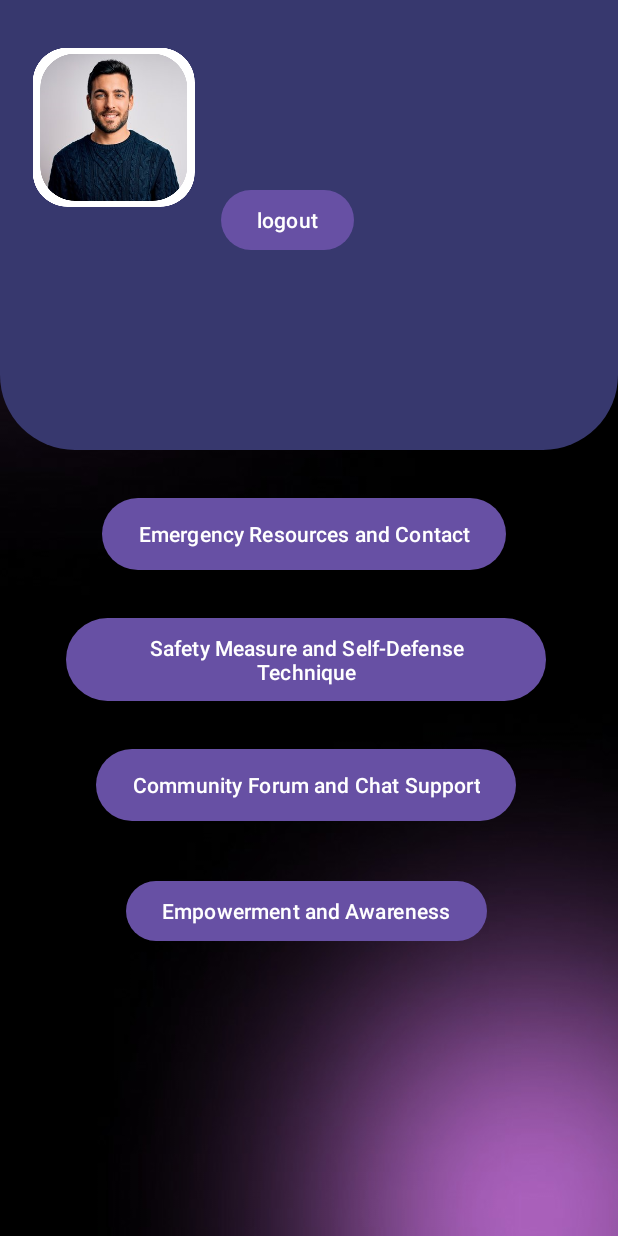
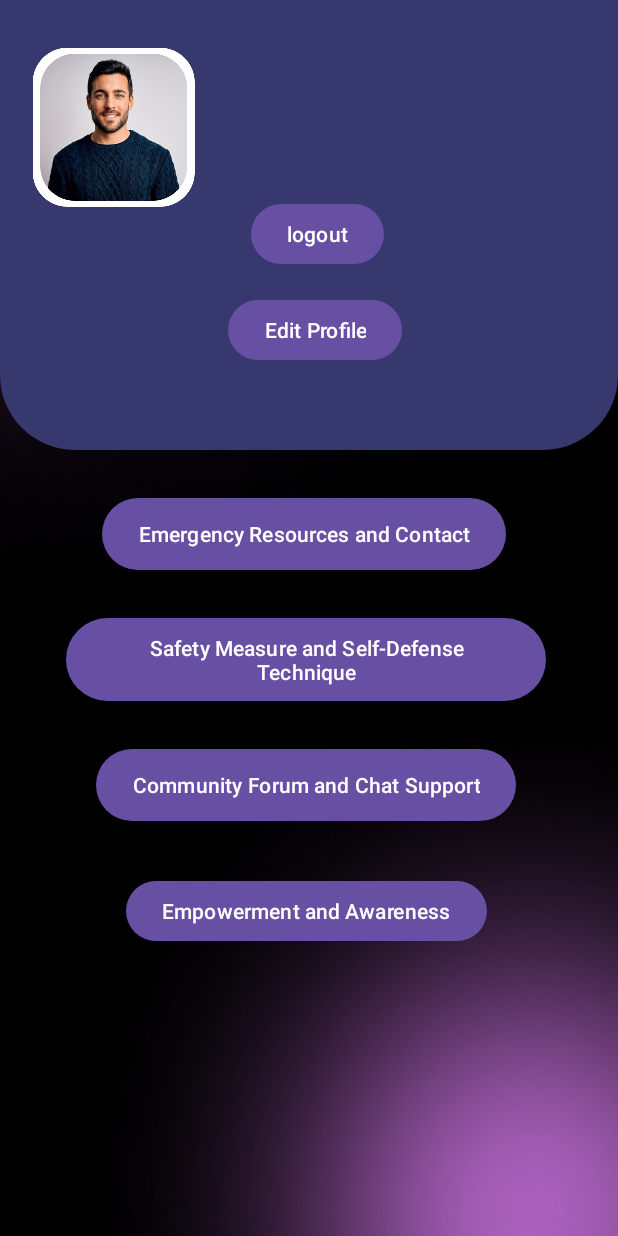
Before and after one commit to zikriaiman/FinalHavenus, an Android app: the MainActivity screen opened directly, with no data from a screen before it, on a phone screen of 412 x 824 dp. Run offline under Robolectric (Android 15) with nearby library versions, the phone set to English and light mode, and no system bars; our stand-ins replace Firebase (no records; nobody signed in at launch, a user with empty details on screens opened directly); 3 statements that could not run were skipped.

Commit message:
adding set up profile feature

```diff
--- a/app/src/main/AndroidManifest.xml
+++ b/app/src/main/AndroidManifest.xml
@@ -88,6 +88,9 @@
         <activity
             android:name="emergency.ContactActivity"
             android:exported="false"/>
+        <activity
+            android:name=".registration.editActivity"
+            android:exported="true"/>
 
         <meta-data
             android:name="preloaded_fonts"
--- a/app/src/main/java/com/example/finalhavenus/registration/MainActivity.java
+++ b/app/src/main/java/com/example/finalhavenus/registration/MainActivity.java
@@ -28,9 +28,9 @@ import safety.Module2Fragment;
 public class MainActivity extends AppCompatActivity {
 
     FirebaseAuth auth;
-    String name, email;
-    Button button, bm1, bm2, bm3, bm4;
-    TextView textEmail, textName;
+    String name, email, birthday, number;
+    Button button, bm1, bm2, bm3, bm4, edit;
+    TextView textEmail, textName, textBirthday, textNumber;
     FirebaseUser user;
     FirebaseDatabase db;
     DatabaseReference ref;
@@ -84,7 +84,6 @@ public class MainActivity extends AppCompatActivity {
                 FirebaseAuth.getInstance().signOut();
                 Intent intent = new Intent(getApplicationContext(), Login.class);
                 startActivity(intent);
-                finish();
             }
         });
 
@@ -139,5 +138,13 @@ public class MainActivity extends AppCompatActivity {
                 fragmentTransaction.commit();
             }
         });
+
+        edit.setOnClickListener(new View.OnClickListener() {
+            @Override
+            public void onClick(View v) {
+                Intent intent = new Intent(getApplicationContext(), editActivity.class);
+                startActivity(intent);
+            }
+        });
     }
 }
--- a/app/src/main/res/layout/activity_main.xml
+++ b/app/src/main/res/layout/activity_main.xml
@@ -46,26 +46,62 @@
                 app:layout_constraintStart_toStartOf="@+id/imageView7"
                 app:layout_constraintTop_toBottomOf="@+id/imageView7" />
 
-            <TextView
-                android:id="@+id/user_email"
+
+
+            <LinearLayout
+                android:id="@+id/linearLayout2"
+                android:layout_width="250dp"
+                android:layout_height="100dp"
+                android:layout_marginTop="32dp"
+                app:layout_constraintEnd_toEndOf="parent"
+                android:orientation="vertical"
+                app:layout_constraintStart_toEndOf="@+id/imageView7"
+                app:layout_constraintTop_toTopOf="parent">
+
+                <TextView
+                    android:id="@+id/user_email"
+                    android:layout_width="wrap_content"
+                    android:layout_height="wrap_content"
+                    android:layout_marginStart="32dp"
+                    android:textColor="@color/white" />
+
+                <TextView
+                    android:id="@+id/user_birthday"
+                    android:layout_width="wrap_content"
+                    android:layout_height="wrap_content"
+                    android:layout_marginStart="32dp"
+                    android:layout_marginTop="8dp"
+                    android:textColor="@color/white" />
+
+                <TextView
+                    android:id="@+id/user_number"
+                    android:layout_width="wrap_content"
+                    android:layout_height="wrap_content"
+                    android:layout_marginStart="32dp"
+                    android:layout_marginTop="8dp"
+                    android:textColor="@color/white" />
+
+            </LinearLayout>
+
+            <Button
+                android:id="@+id/editProfile"
                 android:layout_width="wrap_content"
                 android:layout_height="wrap_content"
-                android:layout_marginStart="32dp"
-                android:textColor="@color/white"
-                app:layout_constraintBottom_toBottomOf="@+id/imageView7"
-                app:layout_constraintStart_toEndOf="@id/imageView7"
-                app:layout_constraintTop_toTopOf="@+id/imageView7" />
+                android:layout_marginTop="16dp"
+                android:layout_marginEnd="144dp"
+                android:gravity="center"
+                android:text="Edit Profile"
+                app:layout_constraintEnd_toEndOf="parent"
+                app:layout_constraintTop_toBottomOf="@+id/logout" />
 
             <Button
                 android:id="@+id/logout"
                 android:layout_width="wrap_content"
                 android:layout_height="wrap_content"
-                android:layout_marginTop="28dp"
-                android:layout_marginEnd="176dp"
+                android:layout_marginEnd="156dp"
                 android:text="logout"
                 app:layout_constraintEnd_toEndOf="parent"
-                app:layout_constraintTop_toBottomOf="@+id/user_email" />
-
+                app:layout_constraintTop_toBottomOf="@+id/linearLayout2" />
 
         </androidx.constraintlayout.widget.ConstraintLayout>
     </LinearLayout>
```
Also changed, not shown: app/src/main/java/com/example/finalhavenus/registration/Profile.java (added, +31 -0 lines), app/src/main/java/com/example/finalhavenus/registration/editActivity.java (added, +140 -0 lines), app/src/main/res/drawable/background_edittext2.xml (added, +10 -0 lines), app/src/main/res/layout/activity_edit.xml (added, +120 -0 lines).
